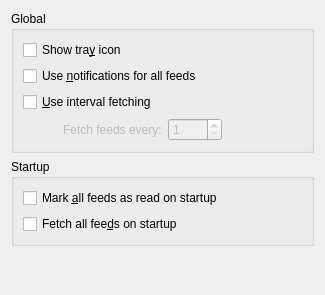
Qt form akregator2/configuration/settings_general.ui (KDE/kdepim) before a commit.
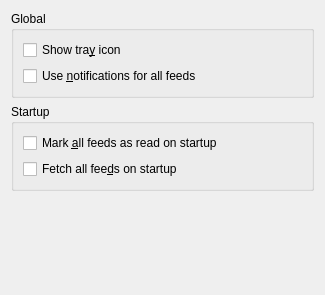
The same form after that commit. Custom widgets are drawn as their Qt base class.

Commit message: Remove interval fetch setting, which is per resource now

The edit to the form file:
```diff
--- a/akregator2/configuration/settings_general.ui
+++ b/akregator2/configuration/settings_general.ui
@@ -38,72 +38,6 @@
         </property>
        </widget>
       </item>
-      <item>
-       <widget class="QCheckBox" name="kcfg_UseIntervalFetch">
-        <property name="text">
-         <string>&amp;Use interval fetching</string>
-        </property>
-       </widget>
-      </item>
-      <item>
-       <layout class="QHBoxLayout" name="horizontalLayout">
-        <item>
-         <spacer>
-          <property name="orientation">
-           <enum>Qt::Horizontal</enum>
-          </property>
-          <property name="sizeType">
-           <enum>QSizePolicy::Fixed</enum>
-          </property>
-          <property name="sizeHint" stdset="0">
-           <size>
-            <width>40</width>
-            <height>20</height>
-           </size>
-          </property>
-         </spacer>
-        </item>
-        <item>
-         <widget class="QLabel" name="autoFetchIntervalLabel">
-          <property name="enabled">
-           <bool>false</bool>
-          </property>
-          <property name="text">
-           <string>Fetch feeds every:</string>
-          </property>
-         </widget>
-        </item>
-        <item>
-         <widget class="KIntSpinBox" name="kcfg_AutoFetchInterval">
-          <property name="enabled">
-           <bool>false</bool>
-          </property>
-          <property name="minimum">
-           <number>1</number>
-          </property>
-          <property name="maximum">
-           <number>3600</number>
-          </property>
-          <property name="singleStep">
-           <number>10</number>
-          </property>
-         </widget>
-        </item>
-        <item>
-         <spacer name="horizontalSpacer">
-          <property name="orientation">
-           <enum>Qt::Horizontal</enum>
-          </property>
-          <property name="sizeHint" stdset="0">
-           <size>
-            <width>40</width>
-            <height>20</height>
-           </size>
-          </property>
-         </spacer>
-        </item>
-       </layout>
-      </item>
      </layout>
     </widget>
    </item>
@@ -145,13 +79,6 @@
    </item>
   </layout>
  </widget>
- <customwidgets>
-  <customwidget>
-   <class>KIntSpinBox</class>
-   <extends>QSpinBox</extends>
-   <header>knuminput.h</header>
-  </customwidget>
- </customwidgets>
  <resources/>
  <connections/>
 </ui>
```
The commit also changes 1 other file.
